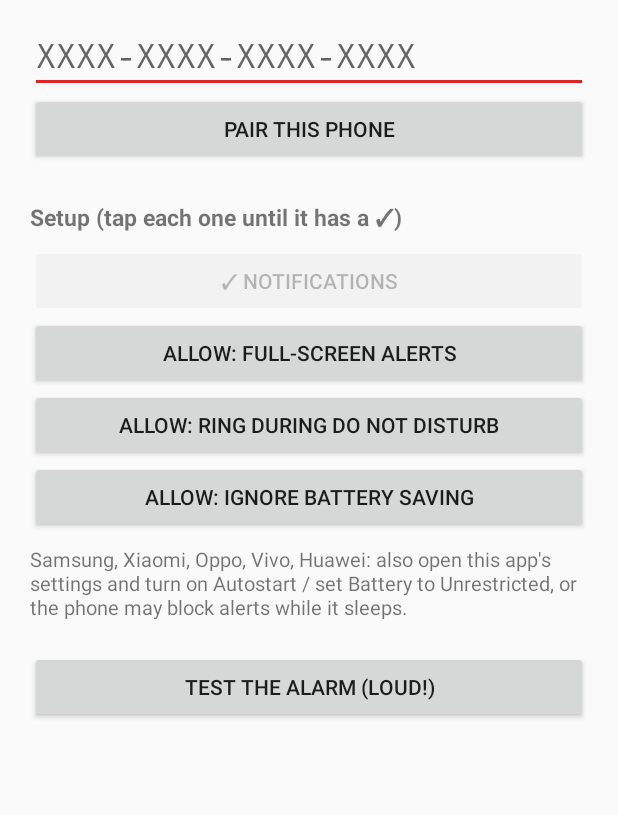
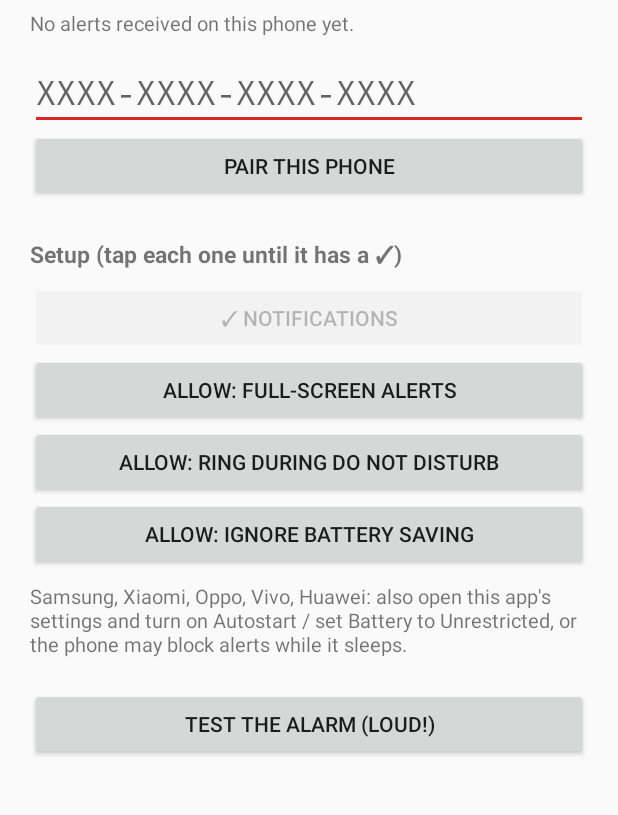
Before and after one commit to IZUMI-CODER/Project-edith, an Android app: the screen it shows after launch (MainActivity), on a phone screen of 412 x 824 dp, the part 162-977 px from its top. Run offline under Robolectric (Android 15) with nearby library versions, the phone set to English and light mode, and no system bars.

Commit message:
App: show the last alert received, and never drop alerts on "from" format
Alerts reported "Sent" but a paired phone with a matching code never
rang. The topic check compared message.from exactly against
"/topics/<topic>"; it now only rejects a clearly different topic. The
main screen shows when the last push arrived (live while open) and a
toast if re-subscribing to the topic fails, so delivery problems can be
told apart from app-side ones.

Co-Authored-By: Claude Opus 5.5 <noreply@anthropic.com>
Claude-Session: https://claude.ai/code/session_01STy6uzHd641YP5h5f7gRcp

```diff
--- a/alert-system/android/app/src/main/java/com/projectedith/alert/MainActivity.kt
+++ b/alert-system/android/app/src/main/java/com/projectedith/alert/MainActivity.kt
@@ -11,14 +11,18 @@ import android.content.pm.PackageManager
 import android.net.Uri
 import android.os.Build
 import android.os.Bundle
+import android.os.Handler
+import android.os.Looper
 import android.os.PowerManager
 import android.provider.Settings
+import android.text.format.DateFormat
 import android.view.View
 import android.widget.Button
 import android.widget.EditText
 import android.widget.TextView
 import android.widget.Toast
 import com.google.firebase.messaging.FirebaseMessaging
+import java.util.Date
 
 /** Pairing and the one-time permission checklist. */
 class MainActivity : Activity() {
@@ -55,12 +59,32 @@ class MainActivity : Activity() {
         findViewById<Button>(R.id.battery).setOnClickListener { requestBatteryExemption() }
 
         // Re-assert the subscription on every launch; it is idempotent.
-        Prefs.topic(this)?.let { FirebaseMessaging.getInstance().subscribeToTopic(it) }
+        Prefs.topic(this)?.let { topic ->
+            FirebaseMessaging.getInstance().subscribeToTopic(topic).addOnCompleteListener { task ->
+                if (!task.isSuccessful) {
+                    Toast.makeText(this, "Can't reach Google's push service: ${task.exception?.message}", Toast.LENGTH_LONG).show()
+                }
+            }
+        }
+    }
+
+    private val handler = Handler(Looper.getMainLooper())
+    private val ticker = object : Runnable {
+        override fun run() {
+            showLastReceived() // keeps it live while testing
+            handler.postDelayed(this, 2000)
+        }
     }
 
     override fun onResume() {
         super.onResume()
         refresh()
+        handler.post(ticker)
+    }
+
+    override fun onPause() {
+        handler.removeCallbacks(ticker)
+        super.onPause()
     }
 
     override fun onRequestPermissionsResult(requestCode: Int, permissions: Array<out String>, grantResults: IntArray) {
@@ -110,6 +134,7 @@ class MainActivity : Activity() {
         } else {
             "Not paired yet. Enter the code from the Edith Alert website."
         }
+        showLastReceived()
         findViewById<View>(R.id.pairSection).visibility = if (code == null) View.VISIBLE else View.GONE
         findViewById<View>(R.id.unpair).visibility = if (code != null) View.VISIBLE else View.GONE
 
@@ -126,6 +151,14 @@ class MainActivity : Activity() {
         )
         setItem(R.id.dnd, "Ring during Do Not Disturb", nm.isNotificationPolicyAccessGranted)
         setItem(R.id.battery, "Ignore battery saving", pm.isIgnoringBatteryOptimizations(packageName))
+    }
+
+    private fun showLastReceived() {
+        findViewById<TextView>(R.id.lastReceived).text = Prefs.lastReceived(this)?.let { (at, type, from) ->
+            val time = DateFormat.getTimeFormat(this).format(Date(at))
+            val day = DateFormat.getDateFormat(this).format(Date(at))
+            "Last alert received: $day $time (${type.ifBlank { "?" }}, via ${from.ifBlank { "?" }})"
+        } ?: "No alerts received on this phone yet."
     }
 
     private fun setItem(id: Int, label: String, ok: Boolean) {
--- a/alert-system/android/app/src/main/java/com/projectedith/alert/Prefs.kt
+++ b/alert-system/android/app/src/main/java/com/projectedith/alert/Prefs.kt
@@ -9,6 +9,22 @@ object Prefs {
 
     fun topic(ctx: Context): String? = code(ctx)?.let { Codes.topic(it) }
 
+    /** Diagnostics: what the last push looked like, shown on the main screen. */
+    fun recordReceived(ctx: Context, type: String, from: String) {
+        prefs(ctx).edit()
+            .putLong("last_at", System.currentTimeMillis())
+            .putString("last_type", type)
+            .putString("last_from", from)
+            .apply()
+    }
+
+    fun lastReceived(ctx: Context): Triple<Long, String, String>? {
+        val p = prefs(ctx)
+        val at = p.getLong("last_at", 0L)
+        if (at == 0L) return null
+        return Triple(at, p.getString("last_type", "").orEmpty(), p.getString("last_from", "").orEmpty())
+    }
+
     fun setCode(ctx: Context, code: String?) {
         prefs(ctx).edit().apply { if (code == null) remove("code") else putString("code", Codes.normalize(code)) }.apply()
     }
--- a/alert-system/android/app/src/main/res/layout/activity_main.xml
+++ b/alert-system/android/app/src/main/res/layout/activity_main.xml
@@ -23,6 +23,13 @@
             android:layout_height="wrap_content"
             android:layout_marginTop="12dp"
             android:textSize="16sp" />
+
+        <TextView
+            android:id="@+id/lastReceived"
+            android:layout_width="match_parent"
+            android:layout_height="wrap_content"
+            android:layout_marginTop="6dp"
+            android:textSize="13sp" />
 
         <LinearLayout
             android:id="@+id/pairSection"
```
Also changed, not shown: alert-system/android/app/src/main/java/com/projectedith/alert/AlertMessagingService.kt (+7 -3 lines).
